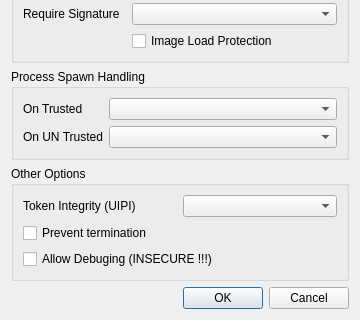
Old version of the form MajorPrivacy/Forms/EnclaveWnd.ui in the repository xanasoft/MajorPrivacy; both pictures show x 0 to 360 and y 183 to 503 of the 360 by 503 pixel window.
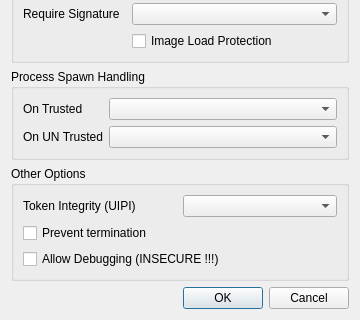
New version of the form.

Patch:
```diff
--- a/MajorPrivacy/Forms/EnclaveWnd.ui
+++ b/MajorPrivacy/Forms/EnclaveWnd.ui
@@ -185,7 +185,7 @@
       <item row="2" column="0" colspan="2">
        <widget class="QCheckBox" name="chkAllowDebugging">
         <property name="text">
-         <string>Allow Debuging (INSECURE !!!)</string>
+         <string>Allow Debugging (INSECURE !!!)</string>
         </property>
        </widget>
       </item>
```
